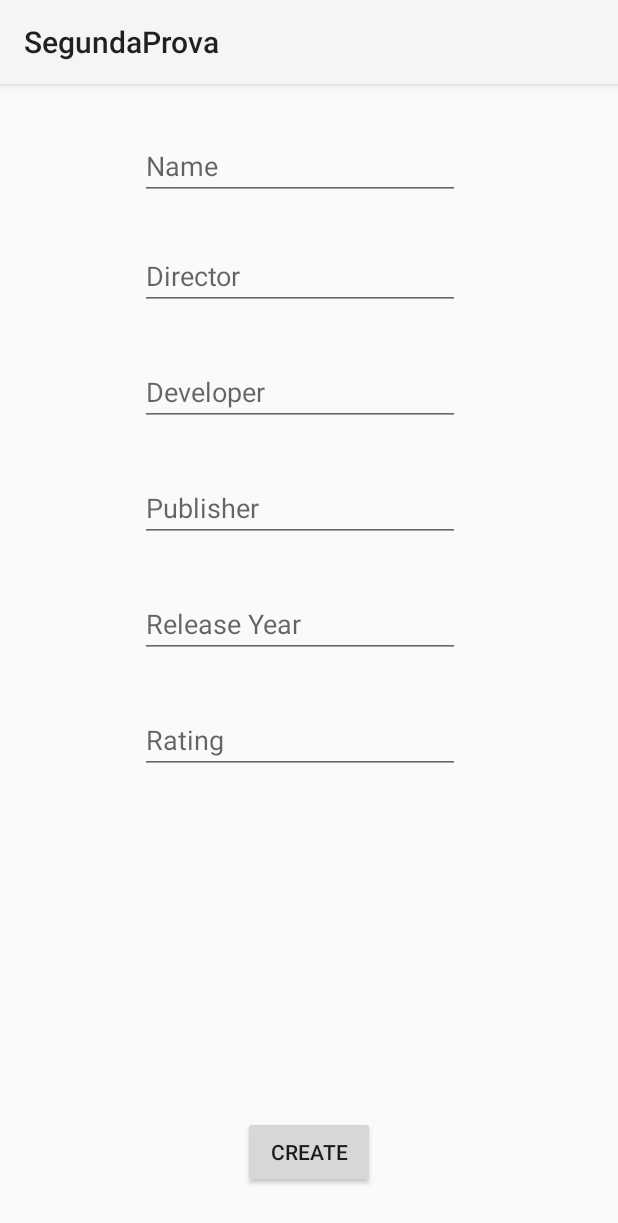
After one commit to haurenburu/SegundaProva, an Android app: the CadastraFragment screen opened through its navigation route, on a phone screen of 412 x 824 dp. The commit adds this screen. Shown: the top 1223 px of the screen. Run offline under Robolectric (Android 15) with nearby library versions, the phone set to English and light mode, and no system bars; our stand-ins replace Room's generated code, data binding; 4 statements that could not run were skipped.

```diff
--- /dev/null
+++ b/app/src/main/java/com/example/segundaprova/CadastraFragViewModel.kt
@@ -0,0 +1,12 @@
+package com.example.segundaprova
+
+import androidx.lifecycle.ViewModel
+
+class CadastraFragViewModel: ViewModel() {
+    var name: String = ""
+    var director: String = ""
+    var developer: String = ""
+    var publisher: String = ""
+    var releaseYear: Int = 0
+    var rating: Int = 0
+}
--- /dev/null
+++ b/app/src/main/java/com/example/segundaprova/CadastraFragment.kt
@@ -0,0 +1,21 @@
+package com.example.segundaprova
+
+import android.app.Activity
+import android.os.Bundle
+import androidx.fragment.app.Fragment
+import android.view.LayoutInflater
+import android.view.View
+import android.view.ViewGroup
+import androidx.lifecycle.ViewModelProvider
+import androidx.room.Room
+
+class CadastraFragment : Fragment() {
+    lateinit var viewmodel: CadastraFragViewModel
+    override fun onCreateView(
+        inflater: LayoutInflater, container: ViewGroup?,
+        savedInstanceState: Bundle?
+    ): View? {
+        viewmodel = ViewModelProvider(this).get(CadastraFragViewModel::class.java)
+        return inflater.inflate(R.layout.fragment_cadastra, container, false)
+    }
+}
--- a/app/src/main/java/com/example/segundaprova/GameAdapter.kt
+++ b/app/src/main/java/com/example/segundaprova/GameAdapter.kt
@@ -16,7 +16,7 @@ class GameAdapter : RecyclerView.Adapter<GameViewHolder>() {
     }
 
     override fun onBindViewHolder(holder: GameViewHolder, position: Int) {
-        val selectedGame = games.get(position)
+        val selectedGame = games[position]
         holder.gameName.text = selectedGame.name
     }
 
--- /dev/null
+++ b/app/src/main/java/com/example/segundaprova/HomeFragViewModel.kt
@@ -0,0 +1,6 @@
+package com.example.segundaprova
+
+import androidx.lifecycle.ViewModel
+
+class HomeFragViewModel: ViewModel() {
+}
--- a/app/src/main/java/com/example/segundaprova/HomeFragment.kt
+++ b/app/src/main/java/com/example/segundaprova/HomeFragment.kt
@@ -1,21 +1,42 @@
 package com.example.segundaprova
 
 import android.os.Bundle
+import android.util.Log
 import androidx.fragment.app.Fragment
 import android.view.LayoutInflater
 import android.view.View
 import android.view.ViewGroup
 import androidx.databinding.DataBindingUtil
+import androidx.lifecycle.ViewModelProvider
+import androidx.recyclerview.widget.LinearLayoutManager
+import androidx.room.Room
 import com.example.segundaprova.databinding.FragmentHomeBinding
 
 class HomeFragment : Fragment() {
     lateinit var binding: FragmentHomeBinding
+    lateinit var viewmodel: HomeFragViewModel
+
+
+    private val db: AppDatabase by lazy {
+        Room.databaseBuilder(parentFragment?.context!!, AppDatabase::class.java, "games.sqlite")
+            .allowMainThreadQueries()
+            .build()
+    }
+
     override fun onCreateView(
         inflater: LayoutInflater, container: ViewGroup?,
         savedInstanceState: Bundle?
     ): View? {
         binding = DataBindingUtil.inflate(inflater, R.layout.fragment_home, container, false)
-//        binding.texto.text = "OLA MUNDO"
+        viewmodel = ViewModelProvider(this).get(HomeFragViewModel::class.java)
+
+        val adapter = GameAdapter()
+        adapter.games = db.gameDao().listAll()
+        val layout = LinearLayoutManager(parentFragment?.context!!, LinearLayoutManager.VERTICAL, false)
+
+        binding.recyclerGameList.adapter = adapter
+        binding.recyclerGameList.layoutManager = layout
+
         return binding.root
     }
 }
--- /dev/null
+++ b/app/src/main/res/layout/fragment_cadastra.xml
@@ -0,0 +1,99 @@
+<?xml version="1.0" encoding="utf-8"?>
+<layout xmlns:android="http://schemas.android.com/apk/res/android"
+    xmlns:app="http://schemas.android.com/apk/res-auto"
+    xmlns:tools="http://schemas.android.com/tools">
+
+    <androidx.constraintlayout.widget.ConstraintLayout
+        android:id="@+id/frameLayout"
+        android:layout_width="match_parent"
+        android:layout_height="match_parent"
+        tools:context=".CadastraFragment">
+
+        <Button
+            android:id="@+id/button"
+            android:layout_width="wrap_content"
+            android:layout_height="wrap_content"
+            android:layout_marginBottom="32dp"
+            android:text="@string/buttonCadastrar"
+            app:layout_constraintBottom_toBottomOf="parent"
+            app:layout_constraintEnd_toEndOf="parent"
+            app:layout_constraintStart_toStartOf="parent" />
+
+        <EditText
+            android:id="@+id/editTextName"
+            android:layout_width="wrap_content"
+            android:layout_height="wrap_content"
+            android:layout_marginTop="32dp"
+            android:ems="10"
+            android:inputType="textPersonName"
+            android:hint="@string/formName"
+            app:layout_constraintEnd_toEndOf="parent"
+            app:layout_constraintHorizontal_bias="0.47"
+            app:layout_constraintStart_toStartOf="parent"
+            app:layout_constraintTop_toTopOf="parent"
+            android:autofillHints="" />
+
+        <EditText
+            android:id="@+id/editTextDirector"
+            android:layout_width="wrap_content"
+            android:layout_height="wrap_content"
+            android:layout_marginTop="28dp"
+            android:ems="10"
+            android:inputType="textPersonName"
+            android:hint="@string/director"
+            app:layout_constraintStart_toStartOf="@+id/editTextName"
+            app:layout_constraintTop_toBottomOf="@+id/editTextName"
+            android:autofillHints="" />
+
+        <EditText
+            android:id="@+id/editTextDeveloper"
+            android:layout_width="wrap_content"
+            android:layout_height="wrap_content"
+            android:layout_marginTop="32dp"
+            android:ems="10"
+            android:inputType="textPersonName"
+            android:hint="@string/developer"
+            app:layout_constraintStart_toStartOf="@+id/editTextDirector"
+            app:layout_constraintTop_toBottomOf="@+id/editTextDirector"
+            android:autofillHints="" />
+
+        <EditText
+            android:id="@+id/editTextPublisher"
+            android:layout_width="wrap_content"
+            android:layout_height="wrap_content"
+            android:layout_marginTop="32dp"
+            android:ems="10"
+            android:inputType="textPersonName"
+            android:hint="@string/publisher"
+            app:layout_constraintStart_toStartOf="@+id/editTextDeveloper"
+            app:layout_constraintTop_toBottomOf="@+id/editTextDeveloper"
+            android:autofillHints="" />
+
+        <EditText
+            android:id="@+id/editTextReleaseYear"
+            android:layout_width="wrap_content"
+            android:layout_height="wrap_content"
+            android:layout_marginTop="32dp"
+            android:autofillHints=""
+            android:ems="10"
+            android:hint="@string/release_year"
+            android:inputType="number"
+            android:maxLength="4"
+            app:layout_constraintStart_toStartOf="@+id/editTextPublisher"
+            app:layout_constraintTop_toBottomOf="@+id/editTextPublisher" />
+
+        <EditText
+            android:id="@+id/editTextRating"
+            android:layout_width="wrap_content"
+            android:layout_height="wrap_content"
+            android:layout_marginTop="32dp"
+            android:autofillHints=""
+            android:ems="10"
+            android:hint="@string/rating"
+            android:inputType="number"
+            android:maxLength="2"
+            app:layout_constraintStart_toStartOf="@+id/editTextReleaseYear"
+            app:layout_constraintTop_toBottomOf="@+id/editTextReleaseYear" />
+
+    </androidx.constraintlayout.widget.ConstraintLayout>
+</layout>
--- a/app/src/main/res/layout/fragment_home.xml
+++ b/app/src/main/res/layout/fragment_home.xml
@@ -1,18 +1,22 @@
 <?xml version="1.0" encoding="utf-8"?>
 <layout xmlns:android="http://schemas.android.com/apk/res/android"
+    xmlns:app="http://schemas.android.com/apk/res-auto"
     xmlns:tools="http://schemas.android.com/tools">
 
-    <FrameLayout
+    <androidx.constraintlayout.widget.ConstraintLayout
+        android:id="@+id/frameLayout2"
         android:layout_width="match_parent"
         android:layout_height="match_parent"
         tools:context=".HomeFragment">
 
         <androidx.recyclerview.widget.RecyclerView
             android:id="@+id/recyclerGameList"
-            android:layout_width="match_parent"
-            android:layout_height="match_parent"
-            tools:listitem="@layout/game_inflater"
-            />
+            android:layout_width="wrap_content"
+            android:layout_height="wrap_content"
+            app:layout_constraintEnd_toEndOf="parent"
+            app:layout_constraintStart_toStartOf="parent"
+            app:layout_constraintTop_toTopOf="parent"
+            tools:listitem="@layout/game_inflater" />
 
-    </FrameLayout>
+    </androidx.constraintlayout.widget.ConstraintLayout>
 </layout>
--- a/app/src/main/res/navigation/navigation.xml
+++ b/app/src/main/res/navigation/navigation.xml
@@ -10,4 +10,8 @@
         android:name="com.example.segundaprova.HomeFragment"
         android:label="fragment_home"
         tools:layout="@layout/fragment_home" />
+    <fragment
+        android:id="@+id/cadastraFragment"
+        android:name="com.example.segundaprova.CadastraFragment"
+        android:label="CadastraFragment" />
 </navigation>
--- a/app/src/main/res/values/strings.xml
+++ b/app/src/main/res/values/strings.xml
@@ -2,4 +2,11 @@
     <string name="app_name">SegundaProva</string>
     <!-- TODO: Remove or change this placeholder text -->
     <string name="hello_blank_fragment">Hello blank fragment</string>
+    <string name="buttonCadastrar">Create</string>
+    <string name="formName">Name</string>
+    <string name="director">Director</string>
+    <string name="developer">Developer</string>
+    <string name="publisher">Publisher</string>
+    <string name="release_year">Release Year</string>
+    <string name="rating">Rating</string>
 </resources>
```
